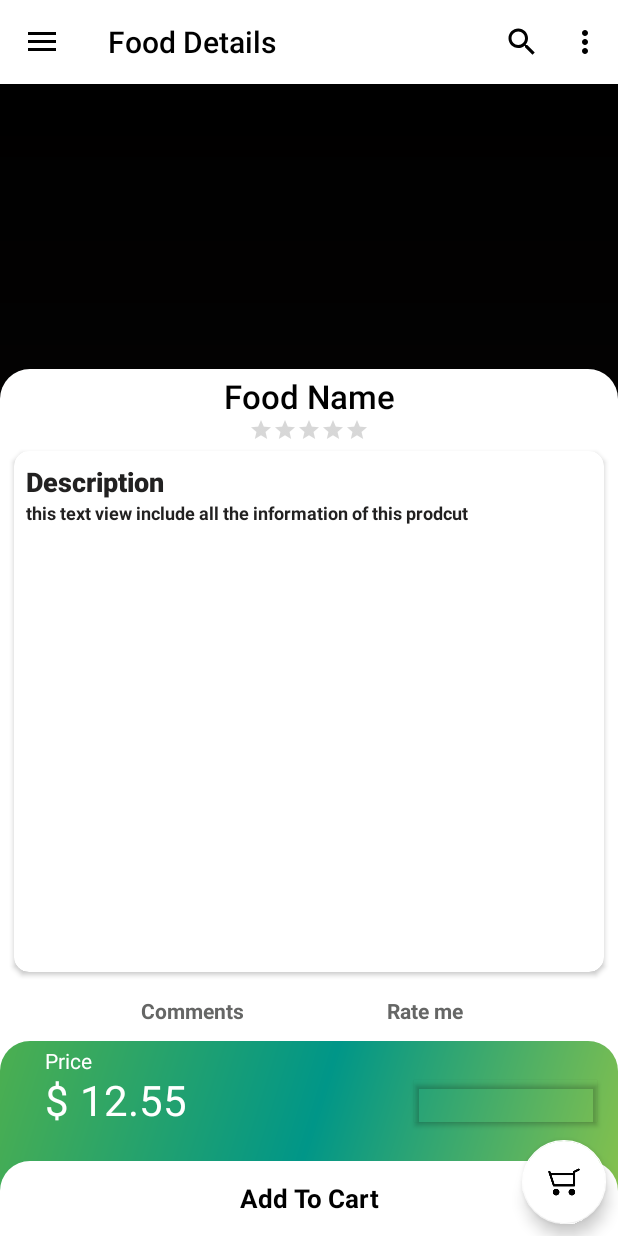
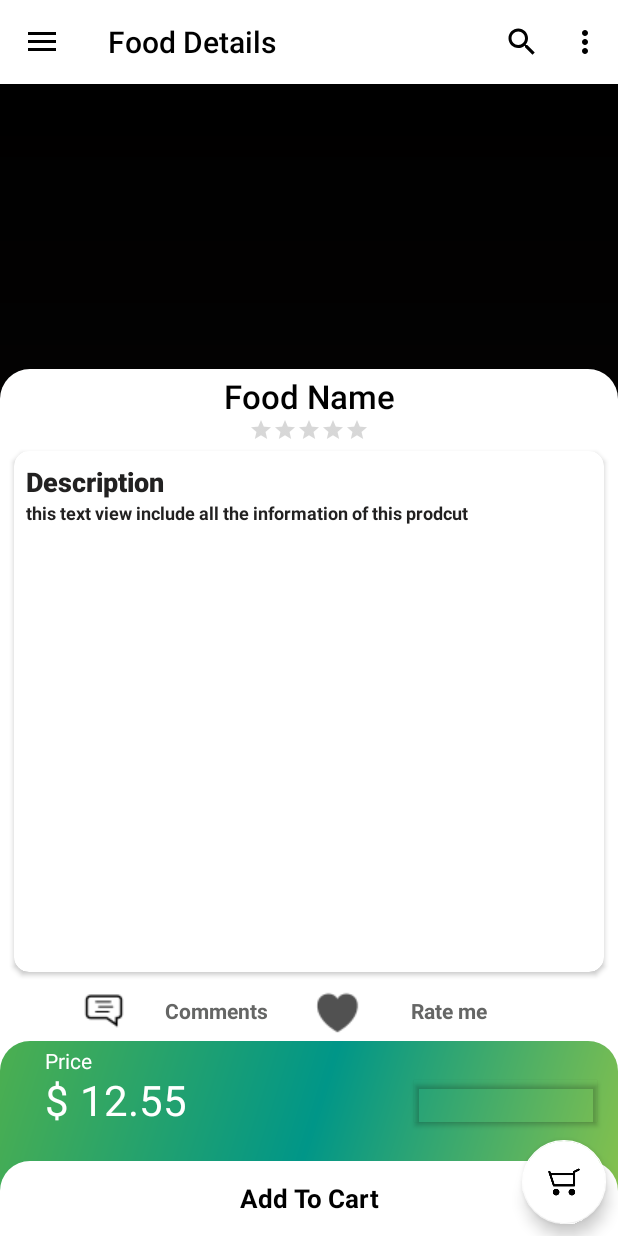
Before and after one commit to thimira24/DeliveryAppClient, an Android app: the FoodDetailFragment screen opened through its navigation route, on a phone screen of 412 x 824 dp. Run offline under Robolectric (Android 15) with nearby library versions, the phone set to English and light mode, and no system bars; our stand-ins replace CircleImageView, EventBus, Firebase (no records; nobody signed in at launch, a user with empty details on screens opened directly), Room's generated code, RxJava and 1 more; libraries missing offline, so code that uses them is left out: com.andremion.counterfab, com.asksira.loopingviewpager, com.cepheuen.elegantnumberbutton, dmax.dialog, lib.android.paypal; plain views replace CounterFab, ElegantNumberButton; pictures from the network do not load; 19 statements that could not run were skipped.

Commit message:
DeliveryApp Version 1.0.1

```diff
--- a/app/src/main/res/layout/fragment_food_detail.xml
+++ b/app/src/main/res/layout/fragment_food_detail.xml
@@ -219,6 +219,7 @@
             android:orientation="horizontal">
 
             <TextView
+                android:drawableLeft="@drawable/comments"
                 android:id="@+id/btnShowComment"
                 android:layout_width="150dp"
                 android:layout_height="40dp"
@@ -231,6 +232,7 @@
                 android:textColor="#656665" />
 
             <TextView
+                android:drawableLeft="@drawable/rateme"
                 android:id="@+id/btnRate"
                 android:layout_width="150dp"
                 android:layout_height="40dp"
```
Also changed, not shown: app/src/main/res/drawable/comments.png (added), app/src/main/res/drawable/rateme.png (added).
